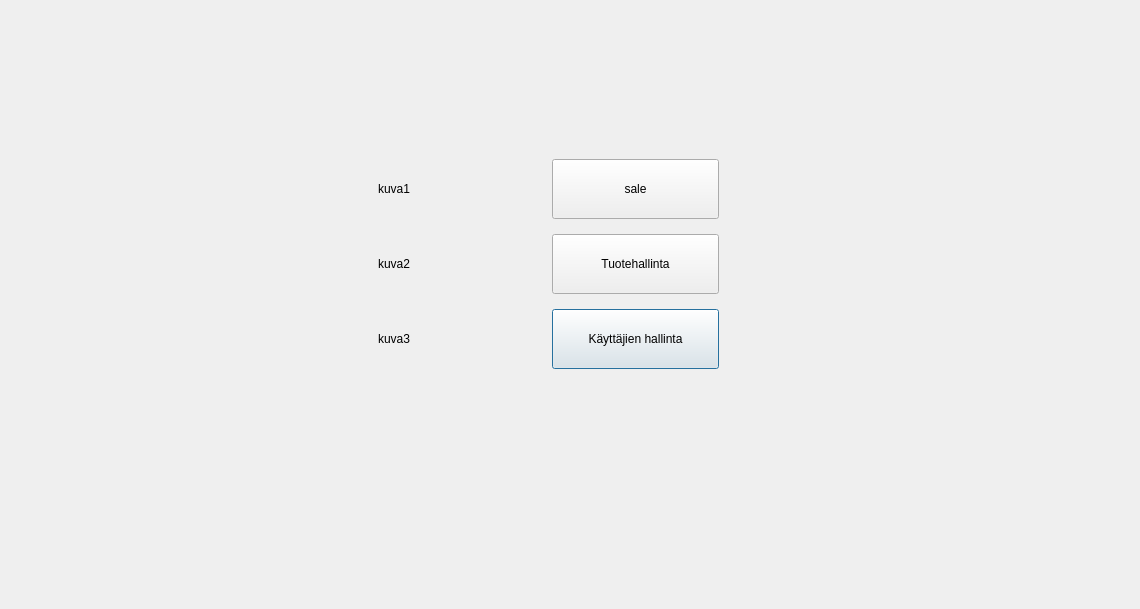
Above: ui/mainmenu/mainmenu.ui from t3vato00/projekti1 before the change. Below: the same form after it.
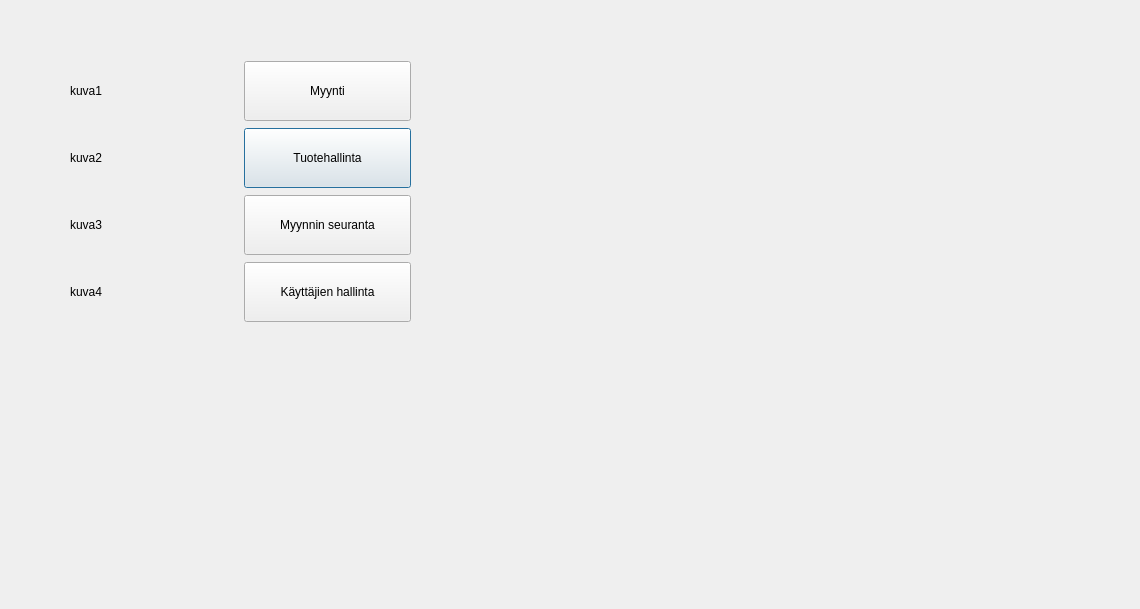
That is the form after the change.

Commit message: sales osion hakukyselyt kunnossa. sales_tracking osio aloitettu

Diff of the .ui file:
```diff
--- a/ui/mainmenu/mainmenu.ui
+++ b/ui/mainmenu/mainmenu.ui
@@ -16,10 +16,10 @@
   <widget class="QWidget" name="">
    <property name="geometry">
     <rect>
-     <x>378</x>
-     <y>150</y>
+     <x>70</x>
+     <y>60</y>
      <width>341</width>
-     <height>231</height>
+     <height>263</height>
     </rect>
    </property>
    <layout class="QGridLayout" name="gridLayout">
@@ -37,19 +37,6 @@
       </property>
      </widget>
     </item>
-    <item row="2" column="1">
-     <widget class="QPushButton" name="pushButton_kt_hallinta">
-      <property name="minimumSize">
-       <size>
-        <width>25</width>
-        <height>60</height>
-       </size>
-      </property>
-      <property name="text">
-       <string>Käyttäjien hallinta</string>
-      </property>
-     </widget>
-    </item>
     <item row="1" column="1">
      <widget class="QPushButton" name="pushButton_product">
       <property name="minimumSize">
@@ -82,7 +69,40 @@
        </size>
       </property>
       <property name="text">
-       <string>sale</string>
+       <string>Myynti</string>
+      </property>
+     </widget>
+    </item>
+    <item row="3" column="0">
+     <widget class="QLabel" name="label">
+      <property name="text">
+       <string>kuva4</string>
+      </property>
+     </widget>
+    </item>
+    <item row="2" column="1">
+     <widget class="QPushButton" name="pushButton_salestrack">
+      <property name="minimumSize">
+       <size>
+        <width>25</width>
+        <height>60</height>
+       </size>
+      </property>
+      <property name="text">
+       <string>Myynnin seuranta</string>
+      </property>
+     </widget>
+    </item>
+    <item row="3" column="1">
+     <widget class="QPushButton" name="pushButton_kt_hallinta">
+      <property name="minimumSize">
+       <size>
+        <width>25</width>
+        <height>60</height>
+       </size>
+      </property>
+      <property name="text">
+       <string>Käyttäjien hallinta</string>
       </property>
      </widget>
     </item>
```
The commit also changes 12 other files.
